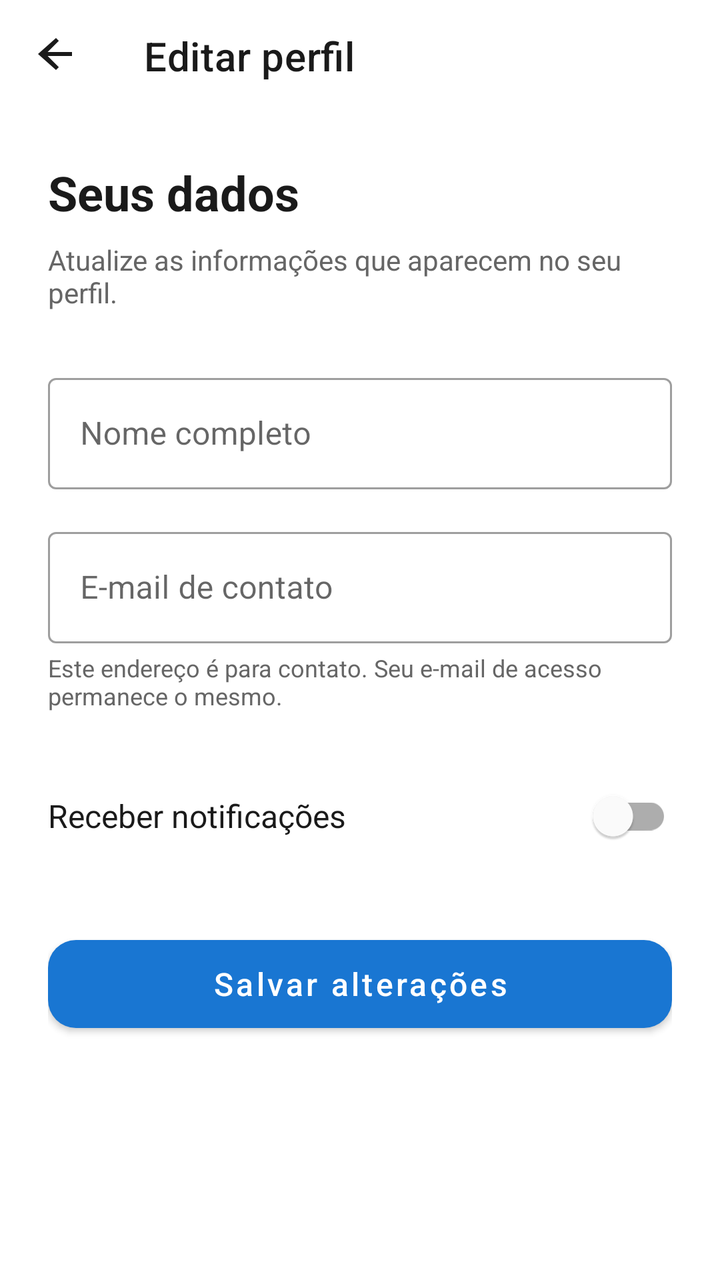
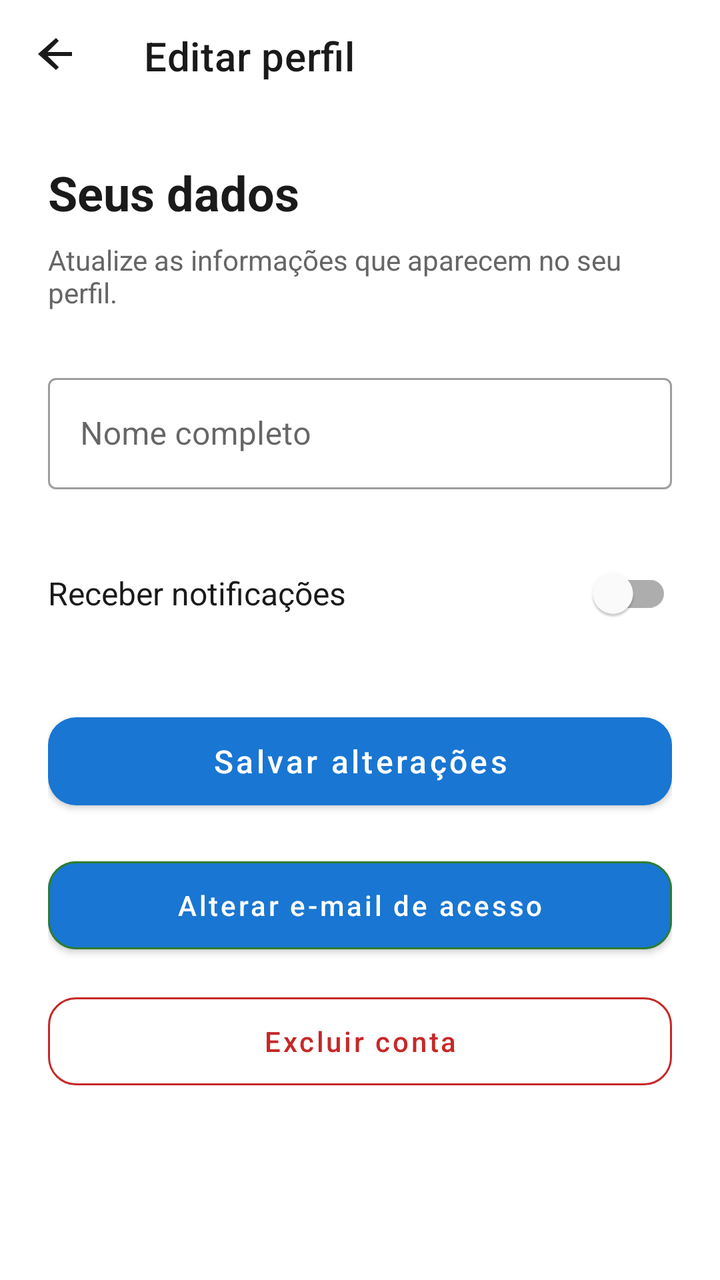

Two renders of the same Android screen: before a commit and after it. Below are the layout's source before the change and the commit's diff.
<!-- AndroidManifest.xml: application theme Theme.Meu_controle -->
<!-- res/layout/activity_editar_perfil.xml -->
<?xml version="1.0" encoding="utf-8"?>
<LinearLayout xmlns:android="http://schemas.android.com/apk/res/android"
    xmlns:app="http://schemas.android.com/apk/res-auto"
    android:layout_width="match_parent"
    android:layout_height="match_parent"
    android:background="@color/white"
    android:orientation="vertical">

    <com.google.android.material.appbar.MaterialToolbar
        android:id="@+id/edit_profile_toolbar"
        android:layout_width="match_parent"
        android:layout_height="?attr/actionBarSize"
        android:background="@color/white"
        app:navigationIcon="@drawable/ic_nav_back"
        app:navigationContentDescription="@string/profile_back"
        app:navigationIconTint="@color/black"
        app:title="@string/edit_profile_title"
        app:titleTextColor="@color/black" />

    <ScrollView
        android:layout_width="match_parent"
        android:layout_height="0dp"
        android:layout_weight="1"
        android:fillViewport="true"
        android:scrollbarStyle="outsideOverlay">

        <LinearLayout
            android:layout_width="match_parent"
            android:layout_height="wrap_content"
            android:orientation="vertical"
            android:paddingStart="24dp"
            android:paddingTop="24dp"
            android:paddingEnd="24dp"
            android:paddingBottom="32dp">

            <TextView
                android:layout_width="match_parent"
                android:layout_height="wrap_content"
                android:text="@string/edit_profile_heading"
                android:textColor="@color/black"
                android:textSize="24sp"
                android:textStyle="bold" />

            <TextView
                android:layout_width="match_parent"
                android:layout_height="wrap_content"
                android:layout_marginTop="8dp"
                android:text="@string/edit_profile_description"
                android:textColor="@color/gray_text"
                android:textSize="14sp" />

            <com.google.android.material.textfield.TextInputLayout
                android:id="@+id/profile_name_layout"
                style="@style/Widget.MaterialComponents.TextInputLayout.OutlinedBox"
                android:layout_width="match_parent"
                android:layout_height="wrap_content"
                android:layout_marginTop="28dp"
                android:hint="@string/label_nome">

                <com.google.android.material.textfield.TextInputEditText
                    android:id="@+id/profile_name_input"
                    android:layout_width="match_parent"
                    android:layout_height="wrap_content"
                    android:autofillHints="name"
                    android:imeOptions="actionNext"
                    android:inputType="textPersonName"
                    android:maxLength="80"
                    android:singleLine="true" />
            </com.google.android.material.textfield.TextInputLayout>

            <com.google.android.material.textfield.TextInputLayout
                android:id="@+id/profile_email_layout"
                style="@style/Widget.MaterialComponents.TextInputLayout.OutlinedBox"
                android:layout_width="match_parent"
                android:layout_height="wrap_content"
                android:layout_marginTop="16dp"
                android:hint="@string/profile_contact_email">

                <com.google.android.material.textfield.TextInputEditText
                    android:id="@+id/profile_email_input"
                    android:layout_width="match_parent"
                    android:layout_height="wrap_content"
                    android:autofillHints="emailAddress"
                    android:imeOptions="actionDone"
                    android:inputType="textEmailAddress"
                    android:maxLength="254"
                    android:singleLine="true" />
            </com.google.android.material.textfield.TextInputLayout>

            <TextView
                android:layout_width="match_parent"
                android:layout_height="wrap_content"
                android:layout_marginTop="4dp"
                android:text="@string/profile_contact_email_note"
                android:textColor="@color/gray_text"
                android:textSize="12sp" />

            <com.google.android.material.switchmaterial.SwitchMaterial
                android:id="@+id/profile_notifications_switch"
                android:layout_width="match_parent"
                android:layout_height="wrap_content"
                android:layout_marginTop="24dp"
                android:minHeight="56dp"
                android:text="@string/profile_notifications_preference"
                android:textColor="@color/black"
                android:textSize="16sp" />

            <com.google.android.material.button.MaterialButton
                android:id="@+id/profile_save_button"
                android:layout_width="match_parent"
                android:layout_height="56dp"
                android:layout_marginTop="28dp"
                android:text="@string/profile_save"
                android:textAllCaps="false"
                android:textSize="16sp"
                app:cornerRadius="14dp" />
        </LinearLayout>
    </ScrollView>
</LinearLayout>
<!-- resources referenced by this layout -->
<resources>
  <color name="black">#1A1A1A</color>
  <color name="gray_text">#666666</color>
  <color name="white">#FFFFFF</color>
  <!-- drawable ic_nav_back (drawable) -->
  <vector xmlns:android="http://schemas.android.com/apk/res/android"
      android:width="24dp"
      android:height="24dp"
      android:viewportWidth="24"
      android:viewportHeight="24">
      <path
          android:fillColor="#FF000000"
          android:pathData="M20,12v-2H7.83l5.59,-5.59L12,3l-9,8 9,8 1.41,-1.41L7.83,12z" />
  </vector>
  <string name="edit_profile_description">Atualize as informações que aparecem no seu perfil.</string>
  <string name="edit_profile_heading">Seus dados</string>
  <string name="edit_profile_title">Editar perfil</string>
  <string name="label_nome">Nome completo</string>
  <string name="profile_back">Voltar ao perfil</string>
  <string name="profile_contact_email">E-mail de contato</string>
  <string name="profile_contact_email_note">Este endereço é para contato. Seu e-mail de acesso permanece o mesmo.</string>
  <string name="profile_notifications_preference">Receber notificações</string>
  <string name="profile_save">Salvar alterações</string>
  <style name="Theme.Meu_controle" parent="Theme.MaterialComponents.DayNight.NoActionBar">
          <item name="colorPrimary">@color/primary</item>
          <item name="colorPrimaryDark">@color/primary_dark</item>
          <item name="colorAccent">@color/primary</item>
      </style>
  <color name="primary">#1976D2</color>
  <color name="primary_dark">#0D47A1</color>
</resources>

<!-- the commit's change to res/layout/activity_editar_perfil.xml (unified diff, before → after) -->
@@ -68,33 +68,6 @@
                     android:singleLine="true" />
             </com.google.android.material.textfield.TextInputLayout>
 
-            <com.google.android.material.textfield.TextInputLayout
-                android:id="@+id/profile_email_layout"
-                style="@style/Widget.MaterialComponents.TextInputLayout.OutlinedBox"
-                android:layout_width="match_parent"
-                android:layout_height="wrap_content"
-                android:layout_marginTop="16dp"
-                android:hint="@string/profile_contact_email">
-
-                <com.google.android.material.textfield.TextInputEditText
-                    android:id="@+id/profile_email_input"
-                    android:layout_width="match_parent"
-                    android:layout_height="wrap_content"
-                    android:autofillHints="emailAddress"
-                    android:imeOptions="actionDone"
-                    android:inputType="textEmailAddress"
-                    android:maxLength="254"
-                    android:singleLine="true" />
-            </com.google.android.material.textfield.TextInputLayout>
-
-            <TextView
-                android:layout_width="match_parent"
-                android:layout_height="wrap_content"
-                android:layout_marginTop="4dp"
-                android:text="@string/profile_contact_email_note"
-                android:textColor="@color/gray_text"
-                android:textSize="12sp" />
-
             <com.google.android.material.switchmaterial.SwitchMaterial
                 android:id="@+id/profile_notifications_switch"
                 android:layout_width="match_parent"
@@ -114,6 +87,29 @@
                 android:textAllCaps="false"
                 android:textSize="16sp"
                 app:cornerRadius="14dp" />
+
+            <com.google.android.material.button.MaterialButton
+                android:id="@+id/profile_change_email_button"
+                android:layout_width="match_parent"
+                android:layout_height="56dp"
+                android:layout_marginTop="16dp"
+                android:text="@string/change_login_email"
+                android:textAllCaps="false"
+                app:cornerRadius="14dp"
+                app:strokeColor="@color/green_primary"
+                app:strokeWidth="1dp" />
+
+            <com.google.android.material.button.MaterialButton
+                android:id="@+id/profile_delete_account_button"
+                style="@style/Widget.MaterialComponents.Button.OutlinedButton"
+                android:layout_width="match_parent"
+                android:layout_height="56dp"
+                android:layout_marginTop="12dp"
+                android:text="@string/delete_account"
+                android:textAllCaps="false"
+                android:textColor="@color/payables_accent"
+                app:cornerRadius="14dp"
+                app:strokeColor="@color/payables_accent" />
         </LinearLayout>
     </ScrollView>
 </LinearLayout>
<!-- resource entries referenced after the edit -->
@@ -2,6 +2,8 @@
 <resources>
   <color name="black">#1A1A1A</color>
   <color name="gray_text">#666666</color>
+  <color name="green_primary">#2E7D32</color>
+  <color name="payables_accent">#C62828</color>
   <color name="white">#FFFFFF</color>
   <!-- drawable ic_nav_back (drawable) -->
   <vector xmlns:android="http://schemas.android.com/apk/res/android"
@@ -13,13 +15,13 @@
           android:fillColor="#FF000000"
           android:pathData="M20,12v-2H7.83l5.59,-5.59L12,3l-9,8 9,8 1.41,-1.41L7.83,12z" />
   </vector>
+  <string name="change_login_email">Alterar e-mail de acesso</string>
+  <string name="delete_account">Excluir conta</string>
   <string name="edit_profile_description">Atualize as informações que aparecem no seu perfil.</string>
   <string name="edit_profile_heading">Seus dados</string>
   <string name="edit_profile_title">Editar perfil</string>
   <string name="label_nome">Nome completo</string>
   <string name="profile_back">Voltar ao perfil</string>
-  <string name="profile_contact_email">E-mail de contato</string>
-  <string name="profile_contact_email_note">Este endereço é para contato. Seu e-mail de acesso permanece o mesmo.</string>
   <string name="profile_notifications_preference">Receber notificações</string>
   <string name="profile_save">Salvar alterações</string>
   <style name="Theme.Meu_controle" parent="Theme.MaterialComponents.DayNight.NoActionBar">
